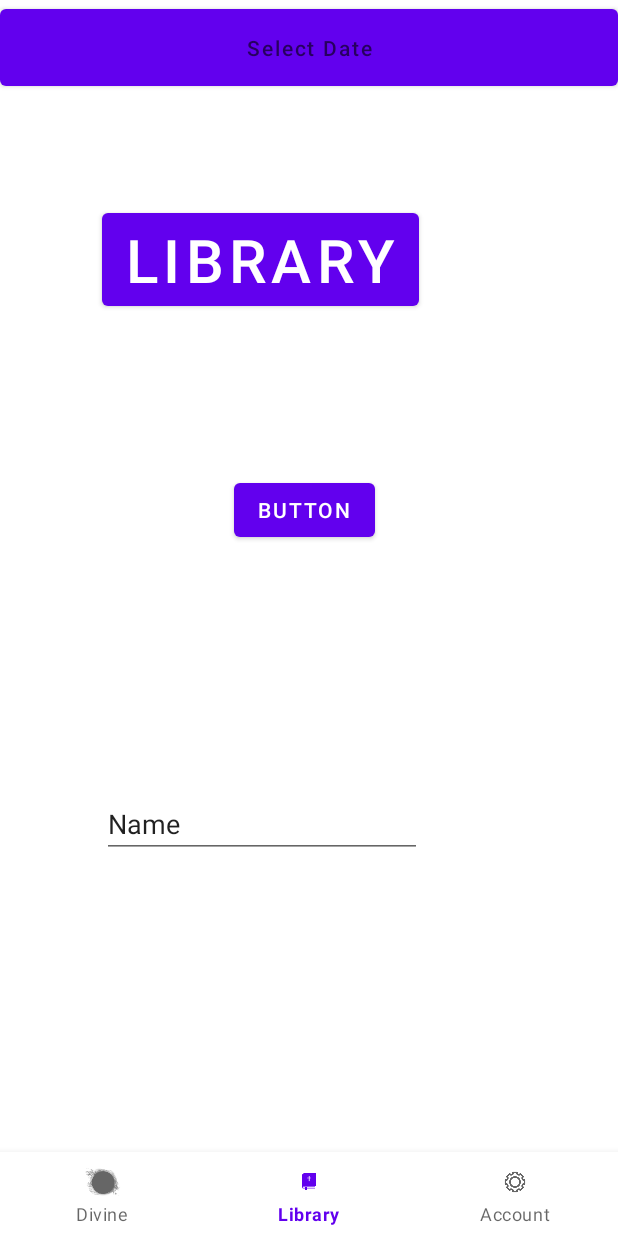
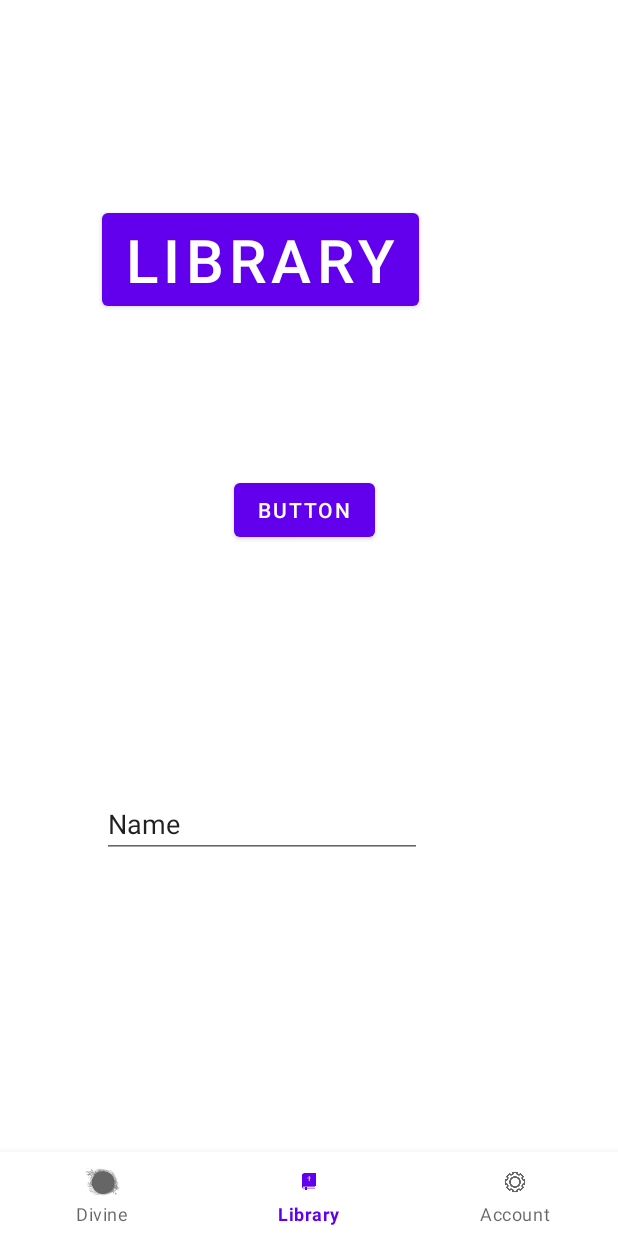
Before and after one commit to RedSuper228/USD, an Android app: the MainActivity screen opened directly, with no data from a screen before it, item 2 of the bottom bar chosen, on a phone screen of 412 x 824 dp. Run offline under Robolectric (Android 15) with nearby library versions, the phone set to English and light mode, and no system bars; our stand-ins replace Firebase (no records; nobody signed in at launch, a user with empty details on screens opened directly).

Commit message:
tik project small changes

```diff
--- a/app/src/main/java/com/example/usd/AccountFragment.java
+++ b/app/src/main/java/com/example/usd/AccountFragment.java
@@ -83,6 +83,7 @@ public class AccountFragment extends Fragment implements View.OnClickListener {
             }
         });
 
+        // Edit Account
         bt_edit.setOnClickListener(new View.OnClickListener()
         {
             @Override
@@ -104,6 +105,8 @@ public class AccountFragment extends Fragment implements View.OnClickListener {
             }
 
         });
+
+        // Save changes
         bt_save.setOnClickListener(new View.OnClickListener()
         {
             @Override
--- a/app/src/main/java/com/example/usd/DivineFragment.java
+++ b/app/src/main/java/com/example/usd/DivineFragment.java
@@ -89,7 +89,7 @@ public class DivineFragment extends Fragment implements View.OnClickListener {
         sv_answer.setVisibility(View.INVISIBLE);
 
 
-
+        // Divine Button
         bt_divine.setOnClickListener(new View.OnClickListener()
         {
             @Override
@@ -120,6 +120,7 @@ public class DivineFragment extends Fragment implements View.OnClickListener {
             }
         });
 
+        // Ask Another question
         bt_return.setOnClickListener(new View.OnClickListener()
         {
             @Override
--- a/app/src/main/java/com/example/usd/LoginScreen.java
+++ b/app/src/main/java/com/example/usd/LoginScreen.java
@@ -42,6 +42,8 @@ public class LoginScreen extends AppCompatActivity {
         btn_login = findViewById(R.id.loginBtn);
         tv_create = findViewById(R.id.createText);
 
+
+        // Try to Login
         btn_login.setOnClickListener(new View.OnClickListener() {
             @Override
             public void onClick(View v) {
@@ -65,6 +67,7 @@ public class LoginScreen extends AppCompatActivity {
 
                 progressBar.setVisibility(View.VISIBLE);
 
+                // Login
                 fAuth.signInWithEmailAndPassword(email,password).addOnCompleteListener(new OnCompleteListener<AuthResult>() {
                     @Override
                     public void onComplete(@NonNull Task<AuthResult> task) {
@@ -83,7 +86,7 @@ public class LoginScreen extends AppCompatActivity {
 
             }
         });
-
+        // Go to Registration Screen
         tv_create.setOnClickListener(new View.OnClickListener() {
             @Override
             public void onClick(View v) {
--- a/app/src/main/java/com/example/usd/RegisterScreen.java
+++ b/app/src/main/java/com/example/usd/RegisterScreen.java
@@ -48,6 +48,7 @@ public class RegisterScreen extends AppCompatActivity {
             finish();
         }
 
+        // Try to create account
         btn_register.setOnClickListener(new View.OnClickListener() {
             @Override
             public void onClick(View v) {
@@ -76,6 +77,7 @@ public class RegisterScreen extends AppCompatActivity {
 
                 progressBar.setVisibility(View.VISIBLE);
 
+                // Create account
                 fAuth.createUserWithEmailAndPassword(email,password).addOnCompleteListener(new OnCompleteListener<AuthResult>() {
                     @Override
                     public void onComplete(@NonNull Task<AuthResult> task) {
@@ -93,6 +95,7 @@ public class RegisterScreen extends AppCompatActivity {
             }
         });
 
+        //Go to Login Screen
         tv_login.setOnClickListener(new View.OnClickListener() {
             @Override
             public void onClick(View v) {
--- a/app/src/main/java/com/example/usd/SearchingClass.java
+++ b/app/src/main/java/com/example/usd/SearchingClass.java
@@ -4,6 +4,7 @@ import java.util.Random;
 
 public class SearchingClass {
 
+    // Get answer to question
     public String divine(){
         Random rand = new Random();
         int name = rand.nextInt(Bible.bible.length);
@@ -12,6 +13,7 @@ public class SearchingClass {
         return Bible.bible[name][firstnum][secondnum];
     }
 
+    // Unused searching algorithm
     public int simpleTextSearch(char[] pattern, char[] text) {
         int patternSize = pattern.length;
         int textSize = text.length;
--- a/app/src/main/res/layout/activity_main.xml
+++ b/app/src/main/res/layout/activity_main.xml
@@ -12,7 +12,8 @@
         android:layout_height = "wrap_content"
         android:hint = "Select Date"
         android:onClick = "setDate"
-        android:padding = "16dp" />
+        android:padding = "16dp"
+        android:visibility="invisible"/>
 
     <FrameLayout
         android:layout_width="match_parent"
```
